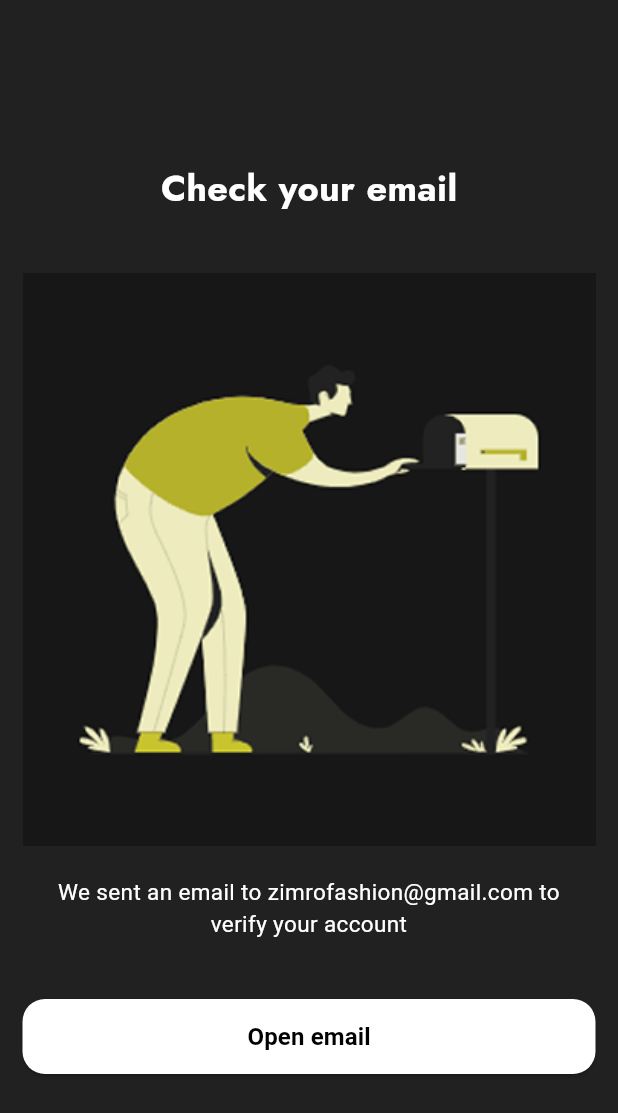
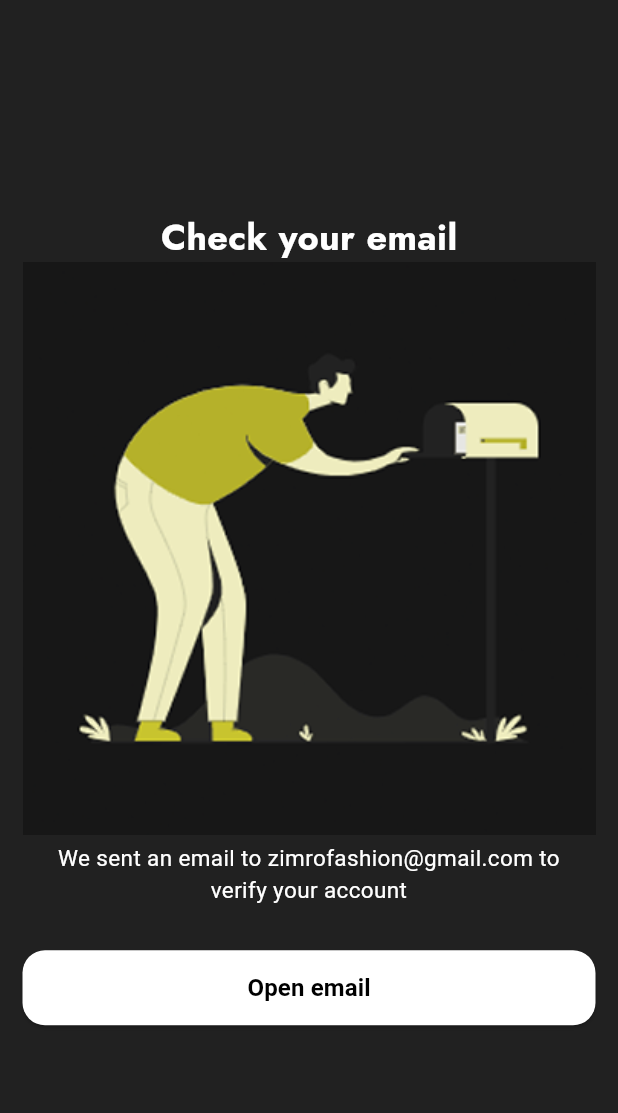
Before and after one commit to Mostafaghozy/fashion_App, a Flutter app: the screen it shows after launch, on a phone screen of 412 x 824 dp. Shown: the top 1113 px of the screen. Run offline on Flutter 3.47's test engine with Material 3 defaults, Android fonts, the phone set to English and light mode, and no system bars; our stand-ins replace google_sign_in; Roboto replaces fonts that are missing (Jost-Bold.ttf).

Commit message:
add_icon_app

```diff
--- a/lib/Ui/screens/confirmScreen.dart
+++ b/lib/Ui/screens/confirmScreen.dart
@@ -6,7 +6,7 @@ class ConfirmScreen extends StatelessWidget {
   @override
   Widget build(BuildContext context) {
     return Scaffold(
-      backgroundColor: Colors.grey[900],
+      // backgroundColor: Colors.grey[900],
       body: SafeArea(
         child: Padding(
           padding: const EdgeInsets.symmetric(horizontal: 15.0),
@@ -14,7 +14,8 @@ class ConfirmScreen extends StatelessWidget {
             mainAxisAlignment: MainAxisAlignment.center,
             // crossAxisAlignment: CrossAxisAlignment.center,
             children: [
-              const Text(
+              Container(
+                child: Text(
                   'Check your email',
                   style: TextStyle(
                     color: Colors.white,
@@ -23,14 +24,14 @@ class ConfirmScreen extends StatelessWidget {
                     fontFamily: 'Jost',
                   ),
                 ),
-              const SizedBox(height: 40),
-
+              ),
               Image.asset(
                 'assets/gif.png',
                 width: double.infinity,
                 fit: BoxFit.cover,
               ),
-              const SizedBox(height: 20),
+
+              const SizedBox(height: 5),
               Text(
                 'We sent an email to zimrofashion@gmail.com to \nverify your account',
                 textAlign: TextAlign.center,
@@ -40,7 +41,7 @@ class ConfirmScreen extends StatelessWidget {
                   fontFamily: 'Jost-Bold.ttf',
                 ),
               ),
-              const SizedBox(height: 40),
+              const SizedBox(height: 30),
               ElevatedButton(
                 onPressed: () {
                   // TODO: Implement open email app functionality
--- a/lib/main.dart
+++ b/lib/main.dart
@@ -1,8 +1,4 @@
-import 'package:e_commerce/Ui/screens/authScreen.dart';
 import 'package:e_commerce/Ui/screens/confirmScreen.dart';
-import 'package:e_commerce/Ui/screens/loginScreen.dart';
-import 'package:e_commerce/Ui/screens/mainScreen.dart';
-import 'package:e_commerce/Ui/screens/signup.dart';
 import 'package:flutter/material.dart';
 
 void main() {
@@ -17,7 +13,26 @@ class MyApp extends StatelessWidget {
     return MaterialApp(
       debugShowCheckedModeBanner: false,
       title: "Fashion App",
-
+      themeMode: ThemeMode.dark,
+      theme: ThemeData(
+        brightness: Brightness.light,
+        primarySwatch: Colors.yellow,
+        fontFamily: 'Jost',
+      ),
+      darkTheme: ThemeData(
+        brightness: Brightness.dark,
+        scaffoldBackgroundColor: Colors.grey[900],
+        primaryColor: Colors.yellow,
+        colorScheme: ColorScheme.dark(
+          primary: Colors.yellow,
+          onPrimary: Colors.black,
+          secondary: Colors.white,
+        ),
+        textTheme: const TextTheme(
+          titleLarge: TextStyle(fontFamily: 'Jost', color: Colors.white),
+          bodyMedium: TextStyle(fontFamily: 'Jost', color: Colors.white),
+        ),
+      ),
       home: const ConfirmScreen(),
     );
   }
--- a/pubspec.yaml
+++ b/pubspec.yaml
@@ -15,6 +15,7 @@ dependencies:
   google_sign_in: ^7.1.1
 
 dev_dependencies:
+  flutter_launcher_icons: ^0.14.4
   flutter_lints: ^5.0.0
   flutter_test:
     sdk: flutter
@@ -62,3 +63,8 @@ flutter:
   #
   # For details regarding fonts from package dependencies,
   # see https://flutter.dev/to/font-from-package
+
+flutter_launcher_icons:
+  android: "launcher_icon"
+  ios: true
+  image_path: "assets/logo.png"
```
Also changed, not shown: lib/Ui/screens/mainScreen.dart (+54 -2 lines), pubspec.lock, 29 other files. Lines whose indentation alone changed are shown as unchanged.
